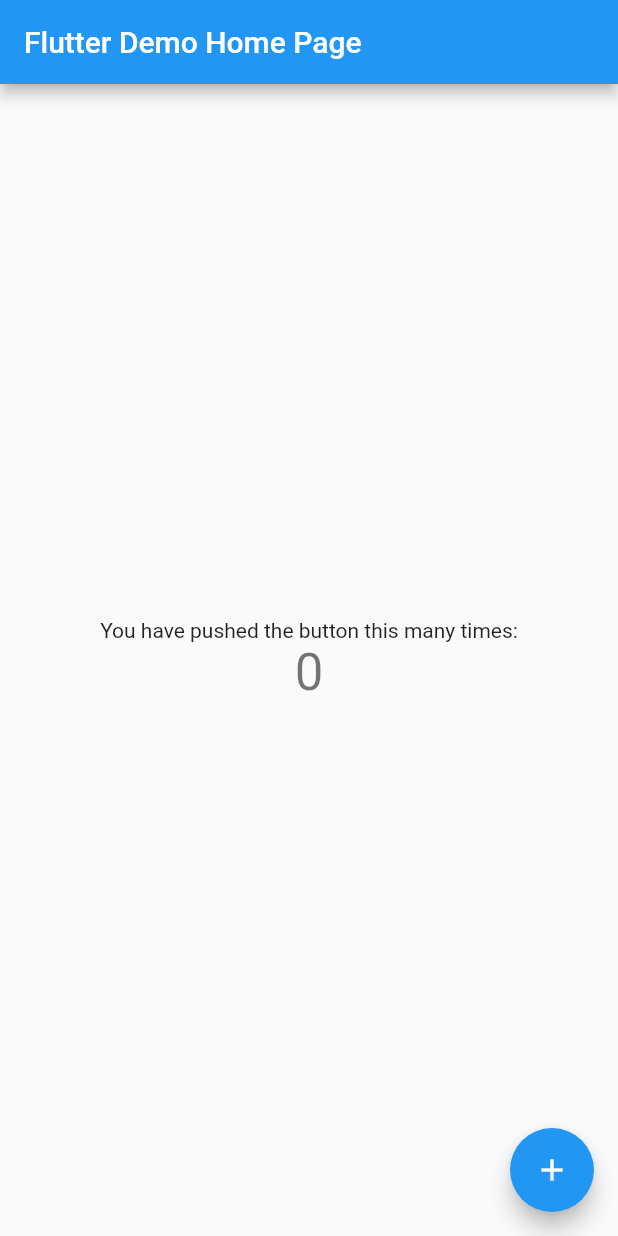
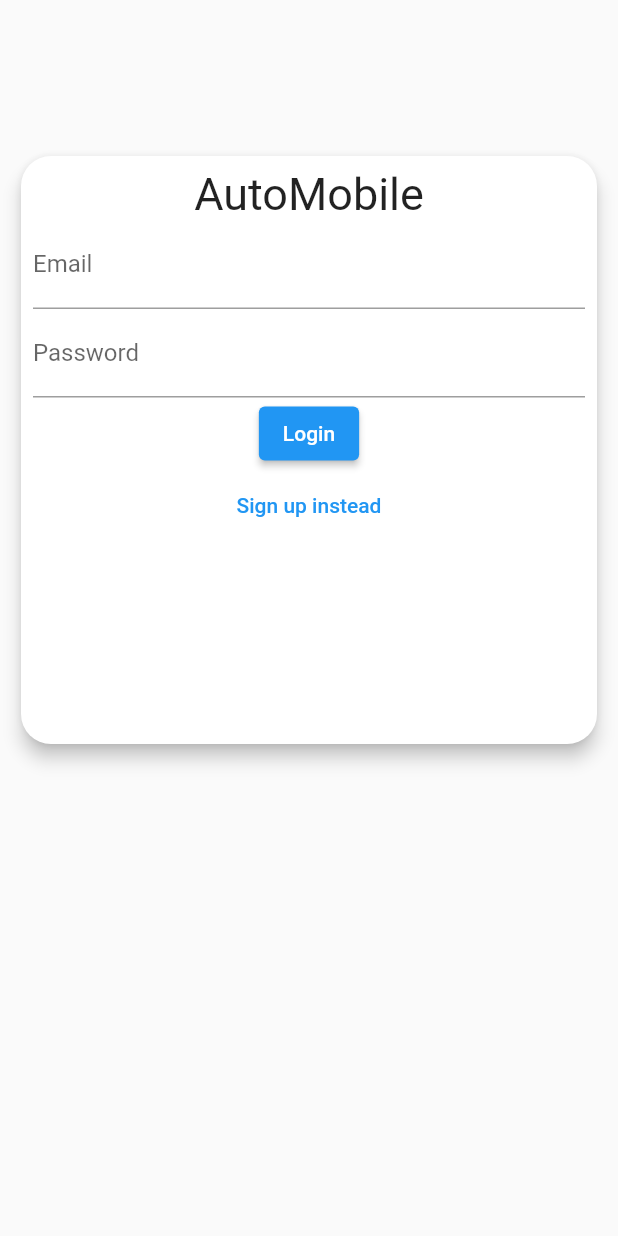
Before and after one commit to HeshamMoneer/AutoMobile, a Flutter app: the screen it shows after launch, on a phone screen of 412 x 824 dp. Run offline on Flutter 3.47's test engine with Material 2 defaults, Android fonts, the light colour scheme and no system bars; our stand-ins replace cloud_firestore, firebase_auth, firebase_core, fluttertoast; accounts and stored records are empty.

Commit message:
added a global provider

```diff
--- a/lib/main.dart
+++ b/lib/main.dart
@@ -1,115 +1,44 @@
+import 'package:AutoMobile/src/provider/provider.dart';
+import 'package:provider/provider.dart';
+import 'package:AutoMobile/src/database/firebasehandler.dart';
+import 'package:AutoMobile/src/screens/login_screen.dart';
+import 'package:AutoMobile/src/screens/main_screen.dart';
 import 'package:flutter/material.dart';
 
 void main() {
   runApp(const MyApp());
 }
 
-class MyApp extends StatelessWidget {
+class MyApp extends StatefulWidget {
   const MyApp({super.key});
 
-  // This widget is the root of your application.
   @override
-  Widget build(BuildContext context) {
-    return MaterialApp(
-      title: 'Flutter Demo',
-      theme: ThemeData(
-        // This is the theme of your application.
-        //
-        // Try running your application with "flutter run". You'll see the
-        // application has a blue toolbar. Then, without quitting the app, try
-        // changing the primarySwatch below to Colors.green and then invoke
-        // "hot reload" (press "r" in the console where you ran "flutter run",
-        // or simply save your changes to "hot reload" in a Flutter IDE).
-        // Notice that the counter didn't reset back to zero; the application
-        // is not restarted.
-        primarySwatch: Colors.blue,
-      ),
-      home: const MyHomePage(title: 'Flutter Demo Home Page'),
-    );
-  }
+  State<MyApp> createState() => _MyAppState();
 }
 
-class MyHomePage extends StatefulWidget {
-  const MyHomePage({super.key, required this.title});
+class _MyAppState extends State<MyApp> {
+  FireBaseHandler fh = FireBaseHandler();
 
-  // This widget is the home page of your application. It is stateful, meaning
-  // that it has a State object (defined below) that contains fields that affect
-  // how it looks.
-
-  // This class is the configuration for the state. It holds the values (in this
-  // case the title) provided by the parent (in this case the App widget) and
-  // used by the build method of the State. Fields in a Widget subclass are
-  // always marked "final".
-
-  final String title;
-
-  @override
-  State<MyHomePage> createState() => _MyHomePageState();
-}
-
-class _MyHomePageState extends State<MyHomePage> {
-  int _counter = 0;
-
-  void _incrementCounter() {
-    setState(() {
-      // This call to setState tells the Flutter framework that something has
-      // changed in this State, which causes it to rerun the build method below
-      // so that the display can reflect the updated values. If we changed
-      // _counter without calling setState(), then the build method would not be
-      // called again, and so nothing would appear to happen.
-      _counter++;
-    });
+  void initState() {
+    fh.init();
+    super.initState();
   }
 
   @override
   Widget build(BuildContext context) {
-    // This method is rerun every time setState is called, for instance as done
-    // by the _incrementCounter method above.
-    //
-    // The Flutter framework has been optimized to make rerunning build methods
-    // fast, so that you can just rebuild anything that needs updating rather
-    // than having to individually change instances of widgets.
-    return Scaffold(
-      appBar: AppBar(
-        // Here we take the value from the MyHomePage object that was created by
-        // the App.build method, and use it to set our appbar title.
-        title: Text(widget.title),
+    return ChangeNotifierProvider(
+      create: (ctx) => AllProvider(),
+      child: MaterialApp(
+        title: 'AutoMobile',
+        theme: ThemeData(
+          primarySwatch: Colors.blue,
+        ),
+        initialRoute: '/',
+        routes: {
+          '/': (ctx) => LoginScreen(),
+          '/mainscreen': (ctx) => MainScreen(),
+        },
       ),
-      body: Center(
-        // Center is a layout widget. It takes a single child and positions it
-        // in the middle of the parent.
-        child: Column(
-          // Column is also a layout widget. It takes a list of children and
-          // arranges them vertically. By default, it sizes itself to fit its
-          // children horizontally, and tries to be as tall as its parent.
-          //
-          // Invoke "debug painting" (press "p" in the console, choose the
-          // "Toggle Debug Paint" action from the Flutter Inspector in Android
-          // Studio, or the "Toggle Debug Paint" command in Visual Studio Code)
-          // to see the wireframe for each widget.
-          //
-          // Column has various properties to control how it sizes itself and
-          // how it positions its children. Here we use mainAxisAlignment to
-          // center the children vertically; the main axis here is the vertical
-          // axis because Columns are vertical (the cross axis would be
-          // horizontal).
-          mainAxisAlignment: MainAxisAlignment.center,
-          children: <Widget>[
-            const Text(
-              'You have pushed the button this many times:',
-            ),
-            Text(
-              '$_counter',
-              style: Theme.of(context).textTheme.headline4,
-            ),
-          ],
-        ),
-      ),
-      floatingActionButton: FloatingActionButton(
-        onPressed: _incrementCounter,
-        tooltip: 'Increment',
-        child: const Icon(Icons.add),
-      ), // This trailing comma makes auto-formatting nicer for build methods.
     );
   }
 }
--- /dev/null
+++ b/lib/src/provider/provider.dart
@@ -0,0 +1,6 @@
+import 'package:AutoMobile/src/database/firebasehandler.dart';
+import 'package:flutter/foundation.dart';
+
+class AllProvider with ChangeNotifier {
+  FireBaseHandler db = FireBaseHandler();
+}
--- /dev/null
+++ b/lib/src/screens/login_screen.dart
@@ -0,0 +1,101 @@
+import 'package:AutoMobile/src/provider/provider.dart';
+import 'package:AutoMobile/src/repository/errorhandler.dart';
+import 'package:flutter/material.dart';
+import 'package:provider/provider.dart';
+
+class LoginScreen extends StatefulWidget {
+  @override
+  State<LoginScreen> createState() => _LoginScreenState();
+}
+
+class _LoginScreenState extends State<LoginScreen> {
+  var emailController = TextEditingController();
+  var passwordController = TextEditingController();
+  var confirmPasswordController = TextEditingController();
+  bool newUserMode = false;
+
+  void toggleMode() {
+    setState(() {
+      newUserMode = !newUserMode;
+    });
+  }
+
+  void loginORsignup() {
+    var allProvider = Provider.of<AllProvider>(context, listen: false);
+    try {
+      if (newUserMode) {
+        if (passwordController.text == confirmPasswordController.text) {
+          allProvider.db.signup(emailController.text, passwordController.text);
+        } else {
+          ErrorHandler("The passwords do not match");
+        }
+      } else {
+        allProvider.db.login(emailController.text, passwordController.text);
+      }
+      //TODO: this code executes even if an error is thrown
+      Navigator.of(context).pushReplacementNamed('/mainscreen');
+    } catch (e) {
+      print("I am here");
+    }
+  }
+
+  @override
+  Widget build(BuildContext context) {
+    return Scaffold(
+      body: Container(
+        width: double.infinity,
+        height: 400,
+        margin: EdgeInsets.only(top: 100, left: 10, right: 10),
+        child: Card(
+          elevation: 5,
+          shape: RoundedRectangleBorder(
+            borderRadius: BorderRadius.circular(20),
+          ),
+          child: Padding(
+            padding: const EdgeInsets.all(8.0),
+            child: Column(
+              children: [
+                Center(
+                  child: Text(
+                    "AutoMobile",
+                    style: TextStyle(fontSize: 30),
+                  ),
+                ),
+                TextField(
+                  decoration: InputDecoration(labelText: "Email"),
+                  controller: emailController,
+                  keyboardType: TextInputType.emailAddress,
+                ),
+                TextField(
+                  decoration: InputDecoration(labelText: "Password"),
+                  controller: passwordController,
+                  obscureText: true,
+                ),
+                if (newUserMode)
+                  TextField(
+                    decoration: InputDecoration(labelText: "Confirm Password"),
+                    controller: confirmPasswordController,
+                    obscureText: true,
+                  ),
+                ElevatedButton(
+                  onPressed: () {
+                    loginORsignup();
+                  },
+                  child: newUserMode ? Text("Sign up") : Text("Login"),
+                ),
+                TextButton(
+                  onPressed: () {
+                    toggleMode();
+                  },
+                  child: newUserMode
+                      ? Text("Login instead")
+                      : Text("Sign up instead"),
+                ),
+              ],
+            ),
+          ),
+        ),
+      ),
+    );
+  }
+}
--- a/pubspec.yaml
+++ b/pubspec.yaml
@@ -44,6 +44,7 @@
   cloud_firestore: ^4.2.0
   firebase_auth: ^4.2.1
   fluttertoast: ^8.1.1
+  provider: ^6.0.4
 
   # The "flutter_lints" package below contains a set of recommended lints to
   # encourage good coding practices. The lint set provided by the package is
```
Also changed, not shown: lib/src/database/firebasehandler.dart (+10 -5 lines), lib/src/screens/main_screen.dart (added, +29 -0 lines).
